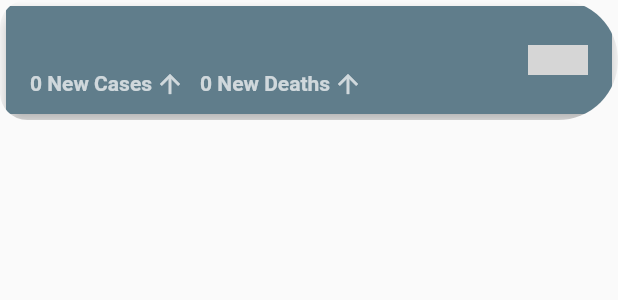
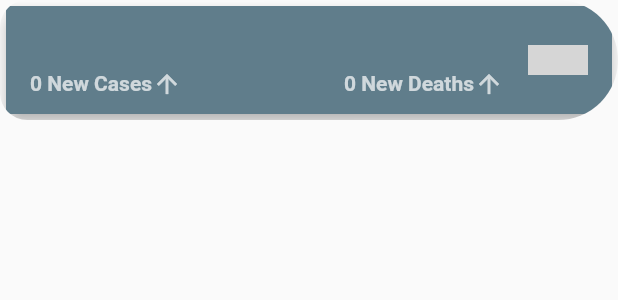
Before and after one commit to chetan767/Covid-Tracker-Flutter, a Flutter app: what customTile() shows on an empty page, opened directly with empty values, on a phone screen of 412 x 824 dp. Shown: the top 300 px of the screen. Run offline on Flutter 3.47's test engine with Material 2 defaults, Android fonts, the phone set to English and light mode, and no system bars; our stand-ins replace font_awesome_flutter, pie_chart; network calls fail; grey boxes are pictures that could not be loaded.

Commit message:
cases list tile row added

```diff
--- a/lib/widgets/CustomTile.dart
+++ b/lib/widgets/CustomTile.dart
@@ -50,35 +50,35 @@ class customTile extends StatelessWidget {
             subtitle: Container(
               margin: EdgeInsets.only(top: 10),
               child: Row(
+                mainAxisAlignment: MainAxisAlignment.spaceBetween,
+                children: [
+                  Row(
                     children: [
                       Text(
                         "${country.todayCases} New Cases",
                         style: TextStyle(
                             color: Colors.white70, fontWeight: FontWeight.w600),
                       ),
-                  SizedBox(
-                    width: 2,
+                      Icon(
+                        Icons.arrow_upward_outlined,
+                        size: 20,
+                        color: Colors.white70,
+                      ),
+                    ],
+                  ),
+                  Row(
+                    children: [
+                      Text(
+                        "${country.todayDeaths} New Deaths",
+                        style: TextStyle(
+                            color: Colors.white70, fontWeight: FontWeight.w600),
                       ),
                       Icon(
                         Icons.arrow_upward_outlined,
                         size: 20,
                         color: Colors.white70,
                       ),
-                  SizedBox(
-                    width: 10,
-                  ),
-                  Text(
-                    "${country.todayDeaths} New Deaths",
-                    style: TextStyle(
-                        color: Colors.white70, fontWeight: FontWeight.w600),
-                  ),
-                  SizedBox(
-                    width: 2,
-                  ),
-                  Icon(
-                    Icons.arrow_upward_outlined,
-                    size: 20,
-                    color: Colors.white70,
+                    ],
                   ),
                 ],
               ),
```
Lines whose indentation alone changed are shown as unchanged.
